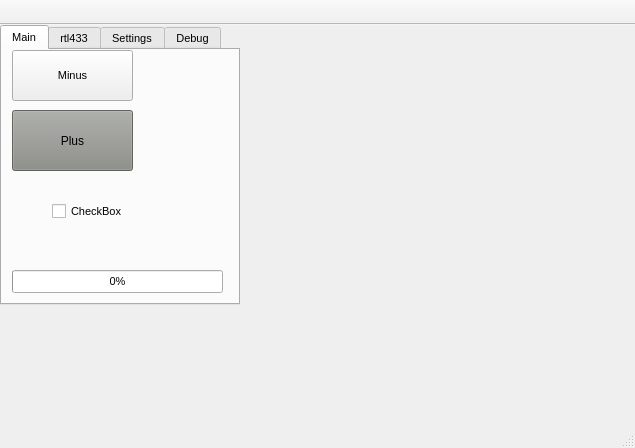
The window that mainwindow.ui (rfilipovich/pressure_sniffer) describes before a commit, drawn with Qt 5.
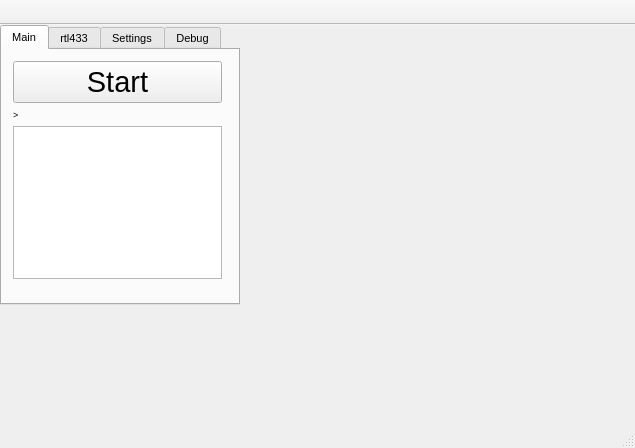
The same window after the commit. The open tabs and pages were chosen to show the change.

Diff of the .ui file:
```diff
--- a/mainwindow.ui
+++ b/mainwindow.ui
@@ -67,66 +67,57 @@
      <attribute name="title">
       <string>Main</string>
      </attribute>
-     <widget class="QPushButton" name="pushButtonMinus">
+     <widget class="QWidget" name="verticalLayoutWidget_2">
       <property name="geometry">
        <rect>
-        <x>10</x>
+        <x>0</x>
         <y>0</y>
-        <width>121</width>
-        <height>51</height>
+        <width>231</width>
+        <height>241</height>
        </rect>
       </property>
-      <property name="text">
-       <string>Minus</string>
-      </property>
-     </widget>
-     <widget class="QPushButton" name="pushButtonPlus">
-      <property name="geometry">
-       <rect>
-        <x>10</x>
-        <y>60</y>
-        <width>121</width>
-        <height>61</height>
-       </rect>
-      </property>
-      <property name="styleSheet">
-       <string notr="true">background-color: rgb(136, 138, 133);</string>
-      </property>
-      <property name="text">
-       <string>Plus</string>
-      </property>
-     </widget>
-     <widget class="QCheckBox" name="checkBox">
-      <property name="geometry">
-       <rect>
-        <x>50</x>
-        <y>150</y>
-        <width>92</width>
-        <height>23</height>
-       </rect>
-      </property>
-      <property name="text">
-       <string>CheckBox</string>
-      </property>
-     </widget>
-     <widget class="QProgressBar" name="progressBar">
-      <property name="geometry">
-       <rect>
-        <x>10</x>
-        <y>220</y>
-        <width>211</width>
-        <height>23</height>
-       </rect>
-      </property>
-      <property name="sizePolicy">
-       <sizepolicy hsizetype="Fixed" vsizetype="Fixed">
-        <horstretch>0</horstretch>
-        <verstretch>0</verstretch>
-       </sizepolicy>
-      </property>
-      <property name="value">
-       <number>0</number>
-      </property>
+      <layout class="QVBoxLayout" name="verticalLayout_2">
+       <item>
+        <widget class="QPushButton" name="pushButtonMainStart">
+         <property name="font">
+          <font>
+           <pointsize>22</pointsize>
+          </font>
+         </property>
+         <property name="text">
+          <string>Start</string>
+         </property>
+        </widget>
+       </item>
+       <item>
+        <widget class="QLabel" name="label">
+         <property name="font">
+          <font>
+           <pointsize>7</pointsize>
+          </font>
+         </property>
+         <property name="text">
+          <string>&gt;</string>
+         </property>
+        </widget>
+       </item>
+       <item>
+        <widget class="QTableWidget" name="tableWidgetMainOutput"/>
+       </item>
+       <item>
+        <spacer name="verticalSpacer">
+         <property name="orientation">
+          <enum>Qt::Vertical</enum>
+         </property>
+         <property name="sizeHint" stdset="0">
+          <size>
+           <width>20</width>
+           <height>40</height>
+          </size>
+         </property>
+        </spacer>
+       </item>
+      </layout>
      </widget>
     </widget>
     <widget class="QWidget" name="rtl433Tab">
```
Left out of the diff: 18 changed lines with no effect on the pictures.
